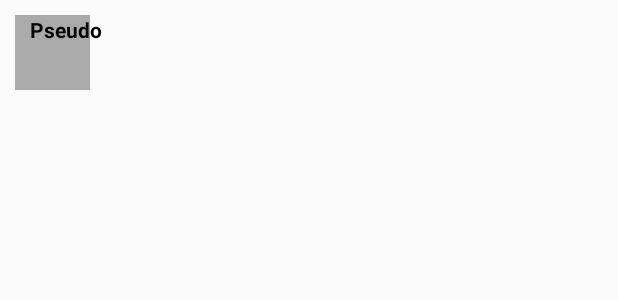
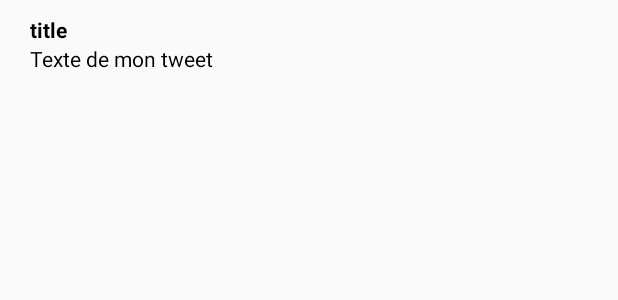
Before and after one commit to ludwigESEO/ESEO_APP_Project, an Android app: the layout row_project.xml on its own in the app's theme, with its tools: preview values and no code run, on a phone screen of 412 x 824 dp. Shown: the top 300 px of the screen. Run offline under Robolectric (Android 15) with nearby library versions, the phone set to English and light mode, and no system bars.

```diff
--- a/app/src/main/java/fr/eseo/dis/couroulu/eseo_app_project/Affichage/ProjectAdaptateur.java
+++ b/app/src/main/java/fr/eseo/dis/couroulu/eseo_app_project/Affichage/ProjectAdaptateur.java
@@ -34,8 +34,8 @@ public class ProjectAdaptateur extends ArrayAdapter<Project> {
             ProjectViewHolder viewHolder = (ProjectViewHolder) convertView.getTag();
             if(viewHolder == null){
                 viewHolder = new ProjectViewHolder();
-                viewHolder.title = (TextView) convertView.findViewById(R.id.pseudo);
-                viewHolder.descrip = (TextView) convertView.findViewById(R.id.text);
+                viewHolder.title = (TextView) convertView.findViewById(R.id.title);
+                viewHolder.descrip = (TextView) convertView.findViewById(R.id.descrip);
                 convertView.setTag(viewHolder);
             }
 
--- a/app/src/main/res/layout/row_project.xml
+++ b/app/src/main/res/layout/row_project.xml
@@ -5,10 +5,9 @@
 
     <RelativeLayout xmlns:android="http://schemas.android.com/apk/res/android" xmlns:tools="http://schemas.android.com/tools" android:layout_width="match_parent" android:layout_height="match_parent" android:padding="10dp" >
 
-        <ImageView android:id="@+id/title" android:layout_width="50dp" android:layout_height="50dp" tools:background="#AAA" />
+        <TextView android:id="@+id/title" android:layout_width="wrap_content" android:layout_height="wrap_content" android:textColor="@android:color/black" android:layout_marginLeft="10dp"  android:textStyle="bold" tools:text="title" />
 
-        <TextView android:id="@+id/descrip" android:layout_width="wrap_content" android:layout_height="wrap_content" android:textColor="@android:color/black" android:layout_marginLeft="10dp" android:layout_toRightOf="@+id/avatar" android:layout_alignTop="@+id/avatar" android:textStyle="bold" tools:text="Pseudo" />
-
+        <TextView android:id="@+id/descrip" android:layout_width="wrap_content" android:layout_height="wrap_content" android:textColor="@android:color/black" android:layout_alignLeft="@+id/title" android:layout_below="@+id/title" tools:text="Texte de mon tweet" />
     </RelativeLayout>
 
 </android.support.constraint.ConstraintLayout>
```
Also changed, not shown: app/src/main/java/fr/eseo/dis/couroulu/eseo_app_project/AllProjectsFragment.java (+4 -10 lines), app/src/main/res/layout/fragment_all_posters.xml (+8 -2 lines).
